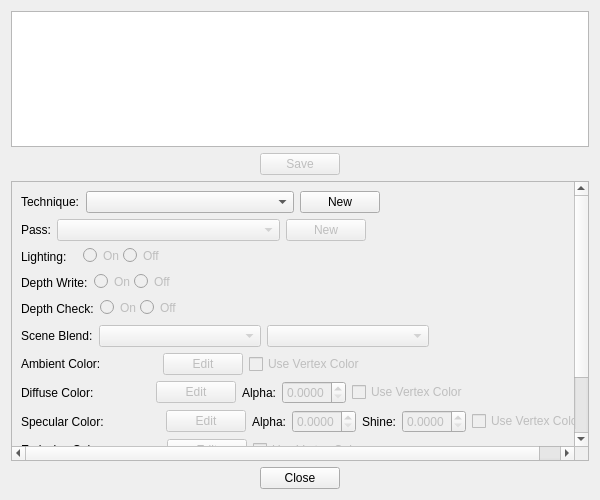
Before: the Qt Designer form ui_files/materialeditor.ui in fernandotonon/QtMeshEditor, drawn with Qt 5.
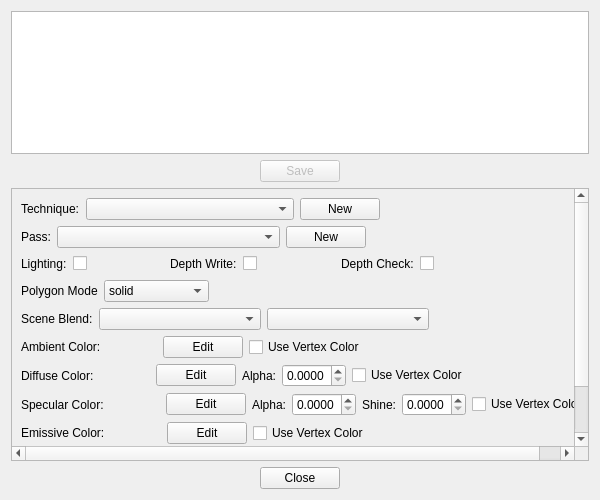
After: the same form once the commit is applied.

Commit message: Added Material Polygon Mode to the edit options, and changed to dark mode.

The edit to the form file:
```diff
--- a/ui_files/materialeditor.ui
+++ b/ui_files/materialeditor.ui
@@ -33,10 +33,11 @@
     <widget class="QTextEdit" name="textMaterial">
      <property name="html">
       <string>&lt;!DOCTYPE HTML PUBLIC &quot;-//W3C//DTD HTML 4.0//EN&quot; &quot;http://www.w3.org/TR/REC-html40/strict.dtd&quot;&gt;
-&lt;html&gt;&lt;head&gt;&lt;meta name=&quot;qrichtext&quot; content=&quot;1&quot; /&gt;&lt;style type=&quot;text/css&quot;&gt;
+&lt;html&gt;&lt;head&gt;&lt;meta name=&quot;qrichtext&quot; content=&quot;1&quot; /&gt;&lt;meta charset=&quot;utf-8&quot; /&gt;&lt;style type=&quot;text/css&quot;&gt;
 p, li { white-space: pre-wrap; }
-&lt;/style&gt;&lt;/head&gt;&lt;body style=&quot; font-family:'MS Shell Dlg 2'; font-size:8.25pt; font-weight:400; font-style:normal;&quot;&gt;
-&lt;p style=&quot; margin-top:0px; margin-bottom:0px; margin-left:0px; margin-right:0px; -qt-block-indent:0; text-indent:0px;&quot;&gt;&lt;span style=&quot; font-size:8pt;&quot;&gt; &lt;/span&gt;&lt;/p&gt;&lt;/body&gt;&lt;/html&gt;</string>
+hr { height: 1px; border-width: 0; }
+&lt;/style&gt;&lt;/head&gt;&lt;body style=&quot; font-family:'Ubuntu'; font-size:11pt; font-weight:400; font-style:normal;&quot;&gt;
+&lt;p style=&quot; margin-top:0px; margin-bottom:0px; margin-left:0px; margin-right:0px; -qt-block-indent:0; text-indent:0px;&quot;&gt;&lt;span style=&quot; font-family:'MS Shell Dlg 2'; font-size:8pt;&quot;&gt; &lt;/span&gt;&lt;/p&gt;&lt;/body&gt;&lt;/html&gt;</string>
      </property>
     </widget>
    </item>
@@ -82,6 +83,9 @@
    </item>
    <item>
     <widget class="QScrollArea" name="scrollArea">
+     <property name="enabled">
+      <bool>true</bool>
+     </property>
      <property name="minimumSize">
       <size>
        <width>0</width>
@@ -96,7 +100,7 @@
        <rect>
         <x>0</x>
         <y>0</y>
-        <width>563</width>
+        <width>671</width>
         <height>372</height>
        </rect>
       </property>
@@ -162,7 +166,7 @@
          <item>
           <widget class="QComboBox" name="passComboBox">
            <property name="enabled">
-            <bool>false</bool>
+            <bool>true</bool>
            </property>
            <property name="sizePolicy">
             <sizepolicy hsizetype="MinimumExpanding" vsizetype="Fixed">
@@ -178,7 +182,7 @@
          <item>
           <widget class="QPushButton" name="passNewButton">
            <property name="enabled">
-            <bool>false</bool>
+            <bool>true</bool>
            </property>
            <property name="text">
             <string>New</string>
@@ -210,55 +214,14 @@
           </widget>
          </item>
          <item>
-          <widget class="QWidget" name="widget" native="true">
-           <property name="minimumSize">
-            <size>
-             <width>100</width>
-             <height>0</height>
-            </size>
+          <widget class="QCheckBox" name="checkBoxLightning">
+           <property name="text">
+            <string/>
            </property>
-           <widget class="QRadioButton" name="radioLightninOn">
-            <property name="enabled">
-             <bool>false</bool>
-            </property>
-            <property name="geometry">
-             <rect>
-              <x>10</x>
-              <y>0</y>
-              <width>37</width>
-              <height>17</height>
-             </rect>
-            </property>
-            <property name="text">
-             <string>On</string>
-            </property>
-            <property name="autoRepeat">
-             <bool>false</bool>
-            </property>
-            <property name="autoExclusive">
-             <bool>true</bool>
-            </property>
-           </widget>
-           <widget class="QRadioButton" name="radioLightninOff">
-            <property name="enabled">
-             <bool>false</bool>
-            </property>
-            <property name="geometry">
-             <rect>
-              <x>50</x>
-              <y>0</y>
-              <width>39</width>
-              <height>17</height>
-             </rect>
-            </property>
-            <property name="text">
-             <string>Off</string>
-            </property>
-           </widget>
           </widget>
          </item>
          <item>
-          <spacer name="horizontalSpacer_3">
+          <spacer name="horizontalSpacer_7">
            <property name="orientation">
             <enum>Qt::Horizontal</enum>
            </property>
@@ -270,57 +233,18 @@
            </property>
           </spacer>
          </item>
-        </layout>
-       </item>
-       <item>
-        <layout class="QHBoxLayout" name="horizontalLayout_6">
          <item>
-          <widget class="QLabel" name="label_6">
+          <widget class="QLabel" name="label_16">
            <property name="text">
             <string>Depth Write:</string>
            </property>
           </widget>
          </item>
          <item>
-          <widget class="QWidget" name="widget_3" native="true">
-           <property name="minimumSize">
-            <size>
-             <width>100</width>
-             <height>0</height>
-            </size>
+          <widget class="QCheckBox" name="checkBoxDepthWrite">
+           <property name="text">
+            <string/>
            </property>
-           <widget class="QRadioButton" name="radioDepthWriteOn">
-            <property name="enabled">
-             <bool>false</bool>
-            </property>
-            <property name="geometry">
-             <rect>
-              <x>0</x>
-              <y>0</y>
-              <width>37</width>
-              <height>17</height>
-             </rect>
-            </property>
-            <property name="text">
-             <string>On</string>
-            </property>
-           </widget>
-           <widget class="QRadioButton" name="radioDepthWriteOff">
-            <property name="enabled">
-             <bool>false</bool>
-            </property>
-            <property name="geometry">
-             <rect>
-              <x>40</x>
-              <y>0</y>
-              <width>39</width>
-              <height>17</height>
-             </rect>
-            </property>
-            <property name="text">
-             <string>Off</string>
-            </property>
-           </widget>
           </widget>
          </item>
          <item>
@@ -336,68 +260,100 @@
            </property>
           </spacer>
          </item>
-        </layout>
-       </item>
-       <item>
-        <layout class="QHBoxLayout" name="horizontalLayout_5">
          <item>
-          <widget class="QLabel" name="label_5">
+          <widget class="QLabel" name="label_17">
            <property name="text">
             <string>Depth Check:</string>
            </property>
           </widget>
          </item>
          <item>
-          <widget class="QWidget" name="widget_2" native="true">
-           <property name="minimumSize">
+          <widget class="QCheckBox" name="checkBoxDepthCheck">
+           <property name="text">
+            <string/>
+           </property>
+          </widget>
+         </item>
+         <item>
+          <spacer name="horizontalSpacer_16">
+           <property name="orientation">
+            <enum>Qt::Horizontal</enum>
+           </property>
+           <property name="sizeHint" stdset="0">
             <size>
-             <width>100</width>
-             <height>0</height>
+             <width>40</width>
+             <height>20</height>
             </size>
            </property>
-           <widget class="QRadioButton" name="radioDepthCheckOn">
-            <property name="enabled">
-             <bool>false</bool>
+          </spacer>
+         </item>
+         <item>
+          <spacer name="horizontalSpacer_3">
+           <property name="orientation">
+            <enum>Qt::Horizontal</enum>
+           </property>
+           <property name="sizeHint" stdset="0">
+            <size>
+             <width>40</width>
+             <height>20</height>
+            </size>
+           </property>
+          </spacer>
+         </item>
+        </layout>
+       </item>
+       <item>
+        <layout class="QHBoxLayout" name="horizontalLayout_13">
+         <item>
+          <widget class="QLabel" name="label_18">
+           <property name="text">
+            <string>Polygon Mode</string>
+           </property>
+          </widget>
+         </item>
+         <item>
+          <widget class="QComboBox" name="comboPolygonMode">
+           <property name="enabled">
+            <bool>true</bool>
+           </property>
+           <property name="sizePolicy">
+            <sizepolicy hsizetype="MinimumExpanding" vsizetype="Fixed">
+             <horstretch>0</horstretch>
+             <verstretch>0</verstretch>
+            </sizepolicy>
+           </property>
+           <property name="currentText">
+            <string>solid</string>
+           </property>
+           <property name="currentIndex">
+            <number>2</number>
+           </property>
+           <item>
+            <property name="text">
+             <string>points</string>
             </property>
-            <property name="geometry">
-             <rect>
-              <x>0</x>
-              <y>0</y>
-              <width>37</width>
-              <height>17</height>
-             </rect>
-            </property>
+           </item>
+           <item>
             <property name="text">
-             <string>On</string>
+             <string>wireframe</string>
             </property>
-           </widget>
-           <widget class="QRadioButton" name="radioDepthCheckOff">
-            <property name="enabled">
-             <bool>false</bool>
-            </property>
-            <property name="geometry">
-             <rect>
-              <x>40</x>
-              <y>0</y>
-              <width>39</width>
-              <height>17</height>
-             </rect>
-            </property>
+           </item>
+           <item>
             <property name="text">
-             <string>Off</string>
+             <string>solid</string>
             </property>
-           </widget>
+           </item>
           </widget>
          </item>
          <item>
-          <spacer name="horizontalSpacer_7">
+          <spacer name="horizontalSpacer_15">
            <property name="orientation">
             <enum>Qt::Horizontal</enum>
            </property>
            <property name="sizeHint" stdset="0">
             <size>
-             <width>40</width>
-             <height>20</height>
+             <width>379</width>
+             <height>15</height>
             </size>
            </property>
           </spacer>
@@ -416,7 +372,7 @@
          <item>
           <widget class="QComboBox" name="srcSceneBlendBox">
            <property name="enabled">
-            <bool>false</bool>
+            <bool>true</bool>
            </property>
            <property name="sizePolicy">
             <sizepolicy hsizetype="MinimumExpanding" vsizetype="Fixed">
@@ -509,7 +465,7 @@
          <item>
           <widget class="QComboBox" name="dstSceneBlendBox">
            <property name="enabled">
-            <bool>false</bool>
+            <bool>true</bool>
            </property>
            <property name="sizePolicy">
             <sizepolicy hsizetype="MinimumExpanding" vsizetype="Fixed">
@@ -614,7 +570,7 @@
          <item>
           <widget class="QPushButton" name="buttonEditAmbientColor">
            <property name="enabled">
-            <bool>false</bool>
+            <bool>true</bool>
            </property>
            <property name="text">
             <string>Edit</string>
@@ -624,7 +580,7 @@
          <item>
           <widget class="QCheckBox" name="checkBoxUseVertexColorToAmbient">
            <property name="enabled">
-            <bool>false</bool>
+            <bool>true</bool>
            </property>
            <property name="text">
             <string>Use Vertex Color</string>
@@ -671,7 +627,7 @@
          <item>
           <widget class="QPushButton" name="buttonEditDifuseColor">
            <property name="enabled">
-            <bool>false</bool>
+            <bool>true</bool>
            </property>
            <property name="text">
             <string>Edit</string>
@@ -688,7 +644,7 @@
          <item>
           <widget class="QDoubleSpinBox" name="alphaDifuse">
            <property name="enabled">
-            <bool>false</bool>
+            <bool>true</bool>
            </property>
            <property name="decimals">
             <number>4</number>
@@ -704,7 +660,7 @@
          <item>
           <widget class="QCheckBox" name="checkBoxUseVertexColorToDifuse">
            <property name="enabled">
-            <bool>false</bool>
+            <bool>true</bool>
            </property>
            <property name="text">
             <string>Use Vertex Color</string>
@@ -751,7 +707,7 @@
          <item>
           <widget class="QPushButton" name="buttonEditSpecularColor">
            <property name="enabled">
-            <bool>false</bool>
+            <bool>true</bool>
            </property>
            <property name="text">
             <string>Edit</string>
@@ -768,7 +724,7 @@
          <item>
           <widget class="QDoubleSpinBox" name="alphaSpecular">
            <property name="enabled">
-            <bool>false</bool>
+            <bool>true</bool>
            </property>
            <property name="frame">
             <bool>true</bool>
@@ -794,7 +750,7 @@
          <item>
           <widget class="QDoubleSpinBox" name="shineSpecular">
            <property name="enabled">
-            <bool>false</bool>
+            <bool>true</bool>
            </property>
            <property name="decimals">
             <number>4</number>
@@ -810,7 +766,7 @@
          <item>
           <widget class="QCheckBox" name="checkBoxUseVertexColorToSpecular">
            <property name="enabled">
-            <bool>false</bool>
+            <bool>true</bool>
            </property>
            <property name="text">
             <string>Use Vertex Color</string>
@@ -857,7 +813,7 @@
          <item>
           <widget class="QPushButton" name="buttonEditEmissiveColor">
            <property name="enabled">
-            <bool>false</bool>
+            <bool>true</bool>
            </property>
            <property name="text">
             <string>Edit</string>
@@ -867,7 +823,7 @@
          <item>
           <widget class="QCheckBox" name="checkBoxUseVertexColorToEmissive">
            <property name="enabled">
-            <bool>false</bool>
+            <bool>true</bool>
            </property>
            <property name="text">
             <string>Use Vertex Color</string>
```
Left out of the diff: 8 changed lines with no effect on the pictures. The commit also changes 9 other files.
